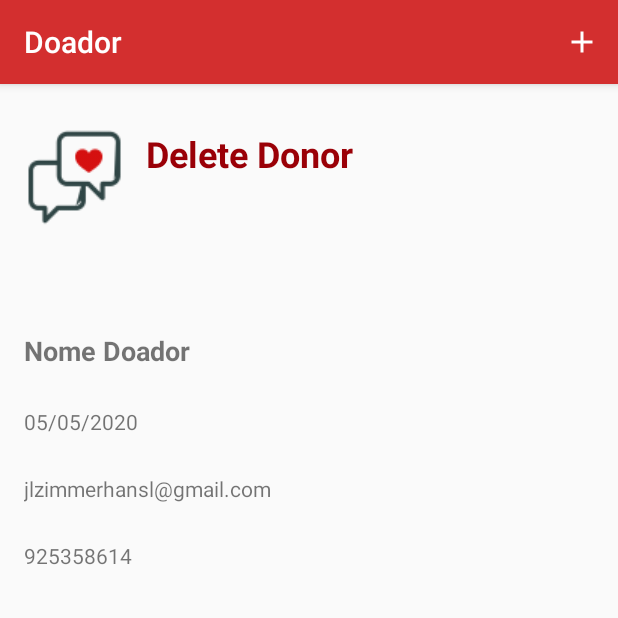
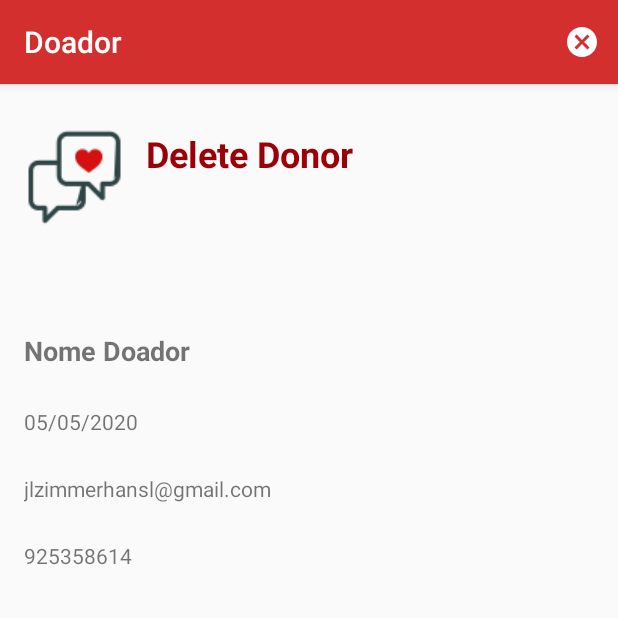
Before and after one commit to jlzimmerhansl/FacaOBemV03, an Android app: the EliminaDoadoresFragment screen opened through its navigation route, on a phone screen of 412 x 824 dp, the top half of it. Run offline under Robolectric (Android 15) with nearby library versions, the phone set to English and light mode, and no system bars; 4 statements that could not run were skipped.

Commit message:
feat: Módulo de eliminar Doador

```diff
--- a/app/src/main/java/com/example/facaobemv03/EliminaDoadoresFragment.java
+++ b/app/src/main/java/com/example/facaobemv03/EliminaDoadoresFragment.java
@@ -1,58 +1,40 @@
 package com.example.facaobemv03;
 
+import android.app.AlertDialog;
+import android.content.Context;
+import android.content.DialogInterface;
+import android.net.Uri;
 import android.os.Bundle;
 
+import androidx.annotation.NonNull;
 import androidx.fragment.app.Fragment;
+import androidx.navigation.NavController;
+import androidx.navigation.fragment.NavHostFragment;
 
+import android.service.autofill.TextValueSanitizer;
 import android.view.LayoutInflater;
 import android.view.View;
 import android.view.ViewGroup;
+import android.widget.Button;
+import android.widget.TextView;
+import android.widget.Toast;
+
+import com.example.facaobemv03.Models.DoadorModelo;
+import com.google.android.material.snackbar.Snackbar;
 
 
-/**
- * A simple {@link Fragment} subclass.
- * Use the {@link EliminaDoadoresFragment#newInstance} factory method to
- * create an instance of this fragment.
- */
 public class EliminaDoadoresFragment extends Fragment {
-    // TODO: Rename parameter arguments, choose names that match
-    // the fragment initialization parameters, e.g. ARG_ITEM_NUMBER
-    private static final String ARG_PARAM1 = "param1";
-    private static final String ARG_PARAM2 = "param2";
+    private TextView textViewNomeDoador;
+    private TextView textViewDataDoacao;
+    private TextView textViewEmailDoador;
+    private TextView textViewTelefoneDoador;
 
-    // TODO: Rename and change types of parameters
-    private String mParam1;
-    private String mParam2;
+    private DoadorModelo doadorModelo;
 
-    public EliminaDoadoresFragment() {
-        // Required empty public constructor
-    }
-
-    /**
-     * Use this factory method to create a new instance of
-     * this fragment using the provided parameters.
-     *
-     * @param param1 Parameter 1.
-     * @param param2 Parameter 2.
-     * @return A new instance of fragment EliminaDoadoresFragment.
-     */
-    // TODO: Rename and change types and number of parameters
-    public static EliminaDoadoresFragment newInstance(String param1, String param2) {
-        EliminaDoadoresFragment fragment = new EliminaDoadoresFragment();
-        Bundle args = new Bundle();
-        args.putString(ARG_PARAM1, param1);
-        args.putString(ARG_PARAM2, param2);
-        fragment.setArguments(args);
-        return fragment;
-    }
 
     @Override
     public void onCreate(Bundle savedInstanceState) {
         super.onCreate(savedInstanceState);
-        if (getArguments() != null) {
-            mParam1 = getArguments().getString(ARG_PARAM1);
-            mParam2 = getArguments().getString(ARG_PARAM2);
-        }
     }
 
     @Override
@@ -61,4 +43,88 @@ public class EliminaDoadoresFragment extends Fragment {
         // Inflate the layout for this fragment
         return inflater.inflate(R.layout.fragment_elimina_doadores, container, false);
     }
+
+    public void onViewCreated(@NonNull View view, Bundle savedInstanceState){
+        super.onViewCreated(view, savedInstanceState);
+
+        Context context = getContext();
+
+        Doador activity = (Doador) getActivity();
+        activity.setFragmentActual(this);
+        activity.setMenuActual(R.menu.menu_deletardoador);
+
+        textViewNomeDoador = (TextView) view.findViewById(R.id.lblNomeDoador);
+        textViewDataDoacao = (TextView) view.findViewById(R.id.lblDataDoacao);
+        textViewEmailDoador = (TextView) view.findViewById(R.id.lblEmailDoador);
+        textViewTelefoneDoador = (TextView) view.findViewById(R.id.lblTelefoneDoador);
+
+        Button btnDelete = (Button) view.findViewById(R.id.btnConfirmarEliminar);
+        btnDelete.setOnClickListener(new View.OnClickListener() {
+            @Override
+            public void onClick(View view) {
+                deleteDoador();
+            }
+        });
+
+        Button btnCancelarDelete = (Button) view.findViewById(R.id.btn_cancelarDeletarDoador);
+        btnCancelarDelete.setOnClickListener(new View.OnClickListener() {
+            @Override
+            public void onClick(View view) {
+                cancelarDeletarDoador();
+            }
+        });
+
+        doadorModelo = activity.getDoadorModelo();
+        textViewNomeDoador.setText(doadorModelo.getNomeDoador());
+        textViewDataDoacao.setText(doadorModelo.getDataDoacao());
+        textViewEmailDoador.setText(doadorModelo.getEmailDoador());
+        textViewTelefoneDoador.setText(doadorModelo.getTelefoneDoador());
+    }
+
+    public void deleteDoador() {
+        AlertDialog.Builder builder = new AlertDialog.Builder(getContext());
+
+        builder.setTitle("Eliminar Livro");
+        builder.setMessage("Tem certeza que deseja eliminar o doador '" + doadorModelo.getNomeDoador() + "'");
+        builder.setIcon(R.drawable.ic_baseline_delete_24);
+        builder.setPositiveButton("Sim, deletar", new DialogInterface.OnClickListener() {
+            @Override
+            public void onClick(DialogInterface dialogInterface, int i) {
+                confimarDelecaoDoador();
+            }
+        });
+
+        builder.setNegativeButton("Não, cancelar", new DialogInterface.OnClickListener() {
+            @Override
+            public void onClick(DialogInterface dialogInterface, int i) {
+                cancelarDeletarDoador();
+            }
+        });
+
+        builder.show();
+    }
+
+    private void confimarDelecaoDoador() {
+        try {
+            Uri enderecoDoadores = Uri.withAppendedPath(FacaOBemrContentProvider.ENDERECO_DOADOR, String.valueOf(doadorModelo.getId()));
+
+            int apagados = getActivity().getContentResolver().delete(enderecoDoadores, null, null);
+
+            if(apagados == 1){
+                Toast.makeText(getContext(), R.string.msgSucessEliminarDoador, Toast.LENGTH_SHORT).show();
+                NavController navController = NavHostFragment.findNavController(EliminaDoadoresFragment.this);
+                navController.navigate(R.id.action_eliminaDoadoresFragment_to_ListaDoadoresFragment);
+                return;
+            }
+
+        } catch (Exception e) {
+            Snackbar.make(textViewNomeDoador, R.string.msgErrorEliminarDoador, Snackbar.LENGTH_INDEFINITE).show();
+        }
+    }
+
+    public void cancelarDeletarDoador() {
+        NavController navController = NavHostFragment.findNavController(EliminaDoadoresFragment.this);
+        navController.navigate(R.id.action_eliminaDoadoresFragment_to_ListaDoadoresFragment);
+    }
+
 }
--- /dev/null
+++ b/app/src/main/res/drawable/ic_baseline_delete_24.xml
@@ -0,0 +1,5 @@
+<vector android:height="24dp" android:tint="#6F6F6F"
+    android:viewportHeight="24" android:viewportWidth="24"
+    android:width="24dp" xmlns:android="http://schemas.android.com/apk/res/android">
+    <path android:fillColor="#9d9d9d" android:pathData="M6,19c0,1.1 0.9,2 2,2h8c1.1,0 2,-0.9 2,-2V7H6v12zM19,4h-3.5l-1,-1h-5l-1,1H5v2h14V4z"/>
+</vector>
--- a/app/src/main/res/layout/fragment_elimina_doadores.xml
+++ b/app/src/main/res/layout/fragment_elimina_doadores.xml
@@ -21,13 +21,13 @@
         android:text="Deletar"
         android:textColor="@color/primaryTextColor"
         app:layout_constraintBottom_toBottomOf="parent"
-        app:layout_constraintEnd_toStartOf="@+id/button2"
+        app:layout_constraintEnd_toStartOf="@+id/btn_cancelarDeletarDoador"
         app:layout_constraintStart_toStartOf="parent"
         app:layout_constraintTop_toBottomOf="@+id/lblTelefoneDoador"
         app:layout_constraintVertical_bias="0.16000003" />
 
     <Button
-        android:id="@+id/button2"
+        android:id="@+id/btn_cancelarDeletarDoador"
         android:layout_width="wrap_content"
         android:layout_height="wrap_content"
         android:layout_marginBottom="16dp"
--- a/app/src/main/res/values/strings.xml
+++ b/app/src/main/res/values/strings.xml
@@ -30,4 +30,6 @@
     <string name="inputTelefoneDoadorAltera">Donor\'s phone</string>
     <string name="msgUpdateDoadorSucess">Livro guardado com sucesso</string>
     <string name="msgErrorUpdateDoador">Erro: Não foi possível alterar o livro</string>
+    <string name="msgSucessEliminarDoador">Livro eliminado com sucesso</string>
+    <string name="msgErrorEliminarDoador">Erro: não foi possivel eliminar o doador</string>
 </resources>
```
Also changed, not shown: app/src/main/java/com/example/facaobemv03/Doador.java (+10 -2 lines), app/src/main/java/com/example/facaobemv03/ListaDoadoresFragment.java (+4 -3 lines), 1 other file.
